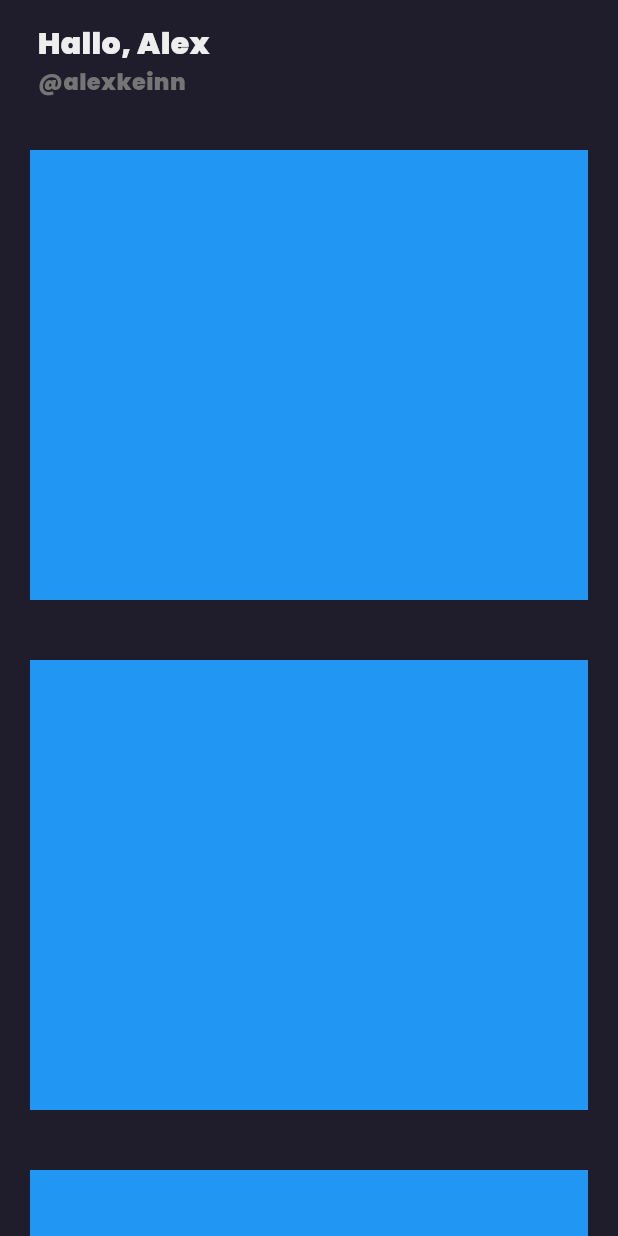
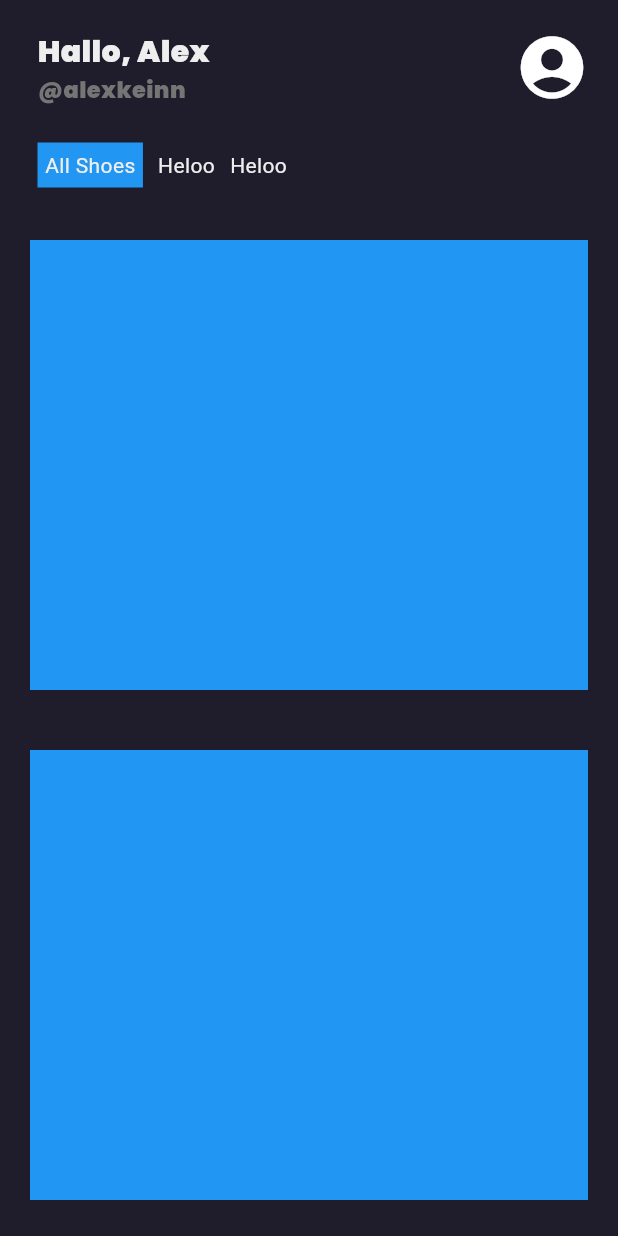
Before and after one commit to gedeastu/ShoesShop, a Flutter app: the HomeMobile screen opened directly, on a phone screen of 412 x 824 dp. Run offline on Flutter 3.47's test engine with Material 3 defaults, Android fonts, the phone set to English and light mode, and no system bars; our stand-ins replace flutter_svg, google_fonts, lottie; network calls fail.

Commit message:
appBar Collapse done

```diff
--- a/app/lib/pages/Home/mobile/HomeMobile.dart
+++ b/app/lib/pages/Home/mobile/HomeMobile.dart
@@ -1,4 +1,5 @@
 import 'package:flutter/material.dart';
+import 'package:flutter_svg/svg.dart';
 import 'package:google_fonts/google_fonts.dart';
 class HomeMobile extends StatefulWidget {
   const HomeMobile({super.key});
@@ -16,17 +17,23 @@ class _HomeMobileState extends State<HomeMobile> {
         slivers: [
           SliverAppBar(
             pinned: true,
-            floating: true,
-            expandedHeight: 80,
+            expandedHeight: 140,
             //collapsedHeight: 80,
-            // backgroundColor: Colors.blue,
+            //backgroundColor: Colors.blue,
             flexibleSpace: FlexibleSpaceBar(
               background:
                 SafeArea(
                   child: Container(
-                  padding: EdgeInsets.only(left: 25,right: 25),
+                    width: double.infinity,
+                    padding: EdgeInsets.only(top:20),
+                    child: Row(
+                      crossAxisAlignment: CrossAxisAlignment.start,
+                      mainAxisAlignment: MainAxisAlignment.spaceBetween,
+                      children: [
+                        Container(
+                          padding: EdgeInsets.only(left: 25),
                           child: Column(
-                    mainAxisAlignment: MainAxisAlignment.center,
+                            mainAxisAlignment: MainAxisAlignment.start,
                             crossAxisAlignment: CrossAxisAlignment.start,
                             children: [
                               Text("Hallo, Alex",style: GoogleFonts.poppins(
@@ -41,7 +48,35 @@ class _HomeMobileState extends State<HomeMobile> {
                             ],
                           ),
                         ),
+                        MaterialButton(
+                          shape: CircleBorder(),
+                          onPressed: () {  },
+                          child: Icon(Icons.account_circle_rounded,size: 50,color: Colors.white,)
+                        )
+                      ],
                     ),
+                  ),
+                ),
+            ),
+            bottom: PreferredSize(
+              preferredSize: Size.fromHeight(0),
+              child: Container(
+                padding: EdgeInsets.only(right: 25,left: 25,bottom: 15),
+                width: double.maxFinite,
+                child: SingleChildScrollView(
+                  scrollDirection: Axis.horizontal,
+                  child: Row(
+                    mainAxisAlignment: MainAxisAlignment.start,
+                    children: [
+                      Container(padding: EdgeInsets.all(5),child: Text("All Shoes",style: TextStyle(color: Colors.grey.shade200),),color: Colors.blue),
+                      SizedBox(width: 10,),
+                      Text("Heloo",style: TextStyle(color: Colors.grey.shade200)),
+                      SizedBox(width: 10,),
+                      Text("Heloo",style: TextStyle(color: Colors.grey.shade200))
+                    ],
+                  ),
+                ),
+              )
             ),
             // title:
             //   Container(
```
Lines whose indentation alone changed are shown as unchanged.
